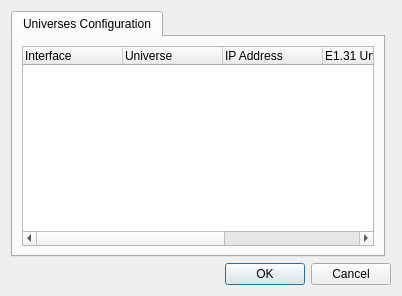
Qt form plugins/E1.31/configuree131.ui (mcallegari/qlcplus) before a commit.
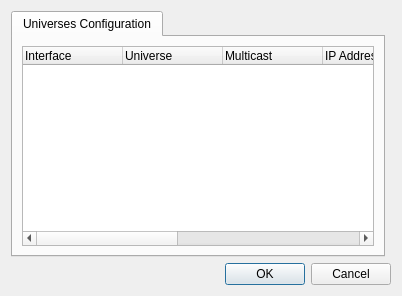
The same form after that commit.

```diff
--- a/plugins/E1.31/configuree131.ui
+++ b/plugins/E1.31/configuree131.ui
@@ -42,11 +42,21 @@
            <string>Universe</string>
           </property>
          </column>
+         <column>
+          <property name="text">
+           <string>Multicast</string>
+          </property>
+         </column>
          <column>
           <property name="text">
            <string>IP Address</string>
           </property>
          </column>
+         <column>
+          <property name="text">
+           <string>Port</string>
+          </property>
+         </column>
          <column>
           <property name="text">
            <string>E1.31 Universe</string>
```
